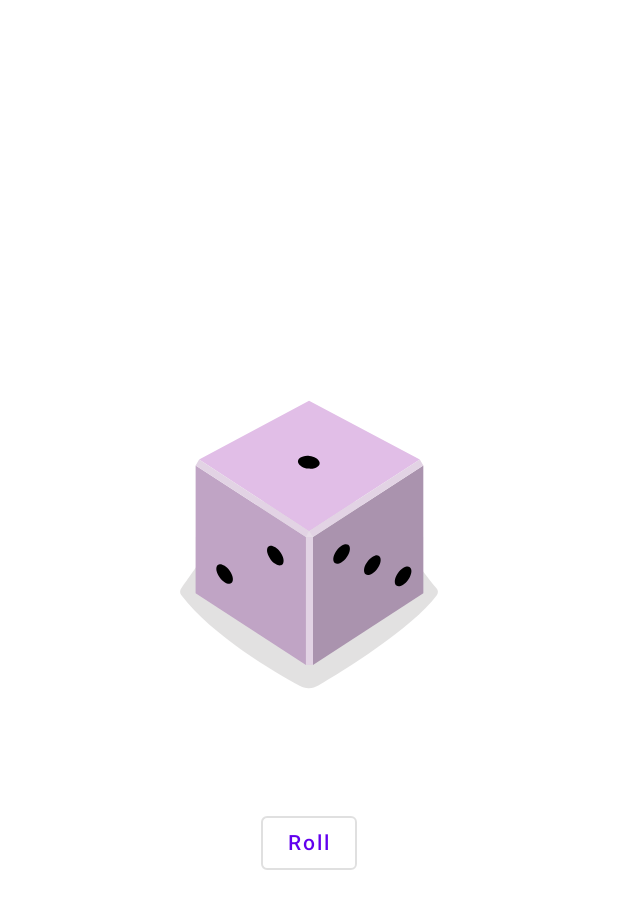
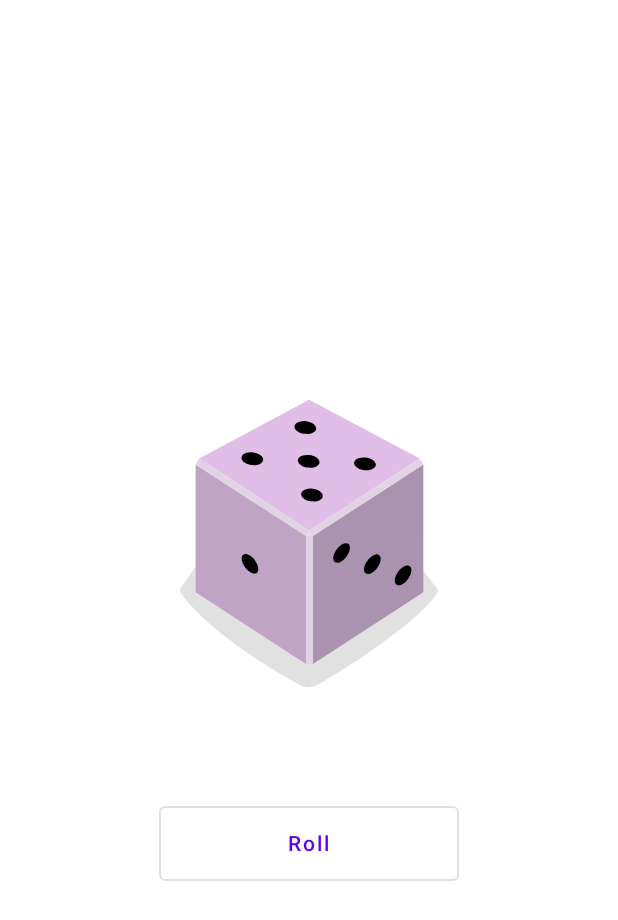
Before and after one commit to kuuga2000/APPPlayGround, an Android app built with Jetpack Compose: the screen it shows after launch (MainActivity), after a tap on "Roll", on a phone screen of 412 x 824 dp. Shown: the top 920 px of the screen. Run offline under Robolectric (Android 15) with nearby library versions, the phone set to English and light mode, and no system bars.

Commit message:
dice-roll logic

```diff
--- a/Compose-Dice/app/src/main/java/com/kuuga/composedice/MainActivity.kt
+++ b/Compose-Dice/app/src/main/java/com/kuuga/composedice/MainActivity.kt
@@ -8,6 +8,10 @@ import androidx.compose.foundation.background
 import androidx.compose.foundation.layout.*
 import androidx.compose.material.*
 import androidx.compose.runtime.Composable
+import androidx.compose.runtime.getValue
+import androidx.compose.runtime.setValue
+import androidx.compose.runtime.mutableStateOf
+import androidx.compose.runtime.remember
 import androidx.compose.ui.Alignment
 import androidx.compose.ui.Modifier
 import androidx.compose.ui.graphics.Color
@@ -46,17 +50,27 @@ fun DiceWithButtonAndImage(
         .fillMaxSize()
         .wrapContentSize()
 ) {
+    var result by remember { mutableStateOf(1) }
+    val imageResource = when (result) {
+        1 -> R.drawable.dice_1
+        2 -> R.drawable.dice_2
+        3 -> R.drawable.dice_3
+        4 -> R.drawable.dice_4
+        5 -> R.drawable.dice_5
+        else -> R.drawable.dice_6
+    }
     Column(
         modifier = modifier,
         horizontalAlignment = Alignment.CenterHorizontally
     ) {
         Image(
-            painter = painterResource(R.drawable.dice_1),
-            contentDescription = "1"
+            painter = painterResource(imageResource),
+            contentDescription = result.toString()
         )
         Spacer(modifier = Modifier.height(50.dp))
         OutlinedButton(
-            onClick = { /*TPDO*/ }
+            onClick = { result = (1..6).random() },
+            modifier = Modifier.width(200.dp).height(50.dp)
         ) {
             Text(stringResource(R.string.roll))
         }
```
